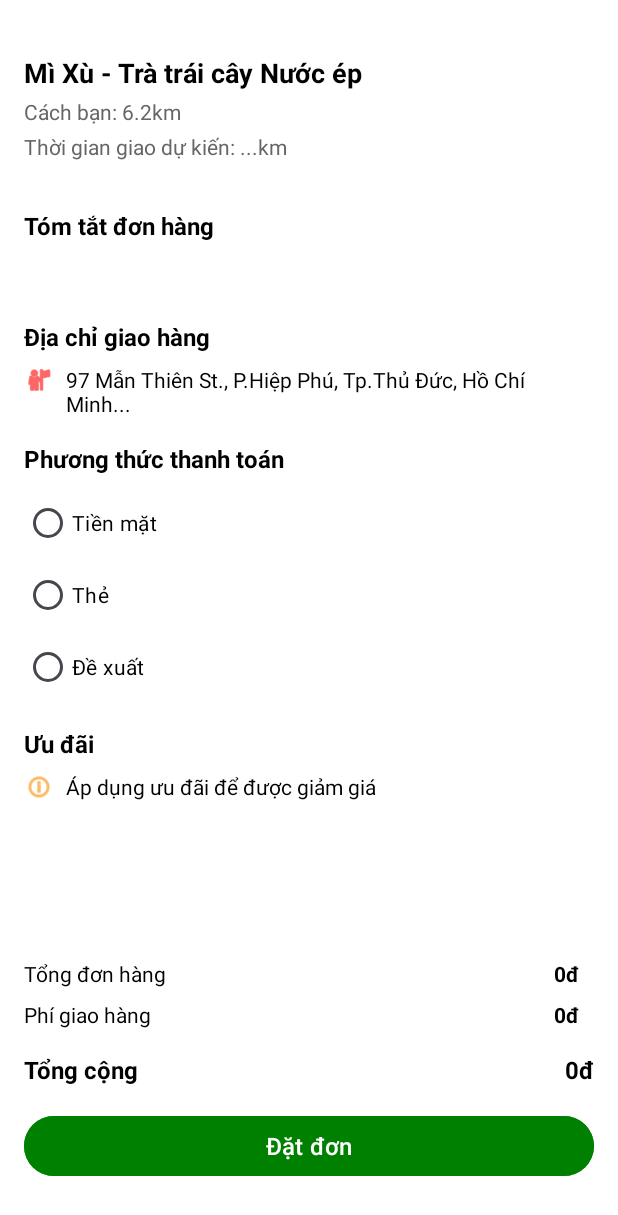
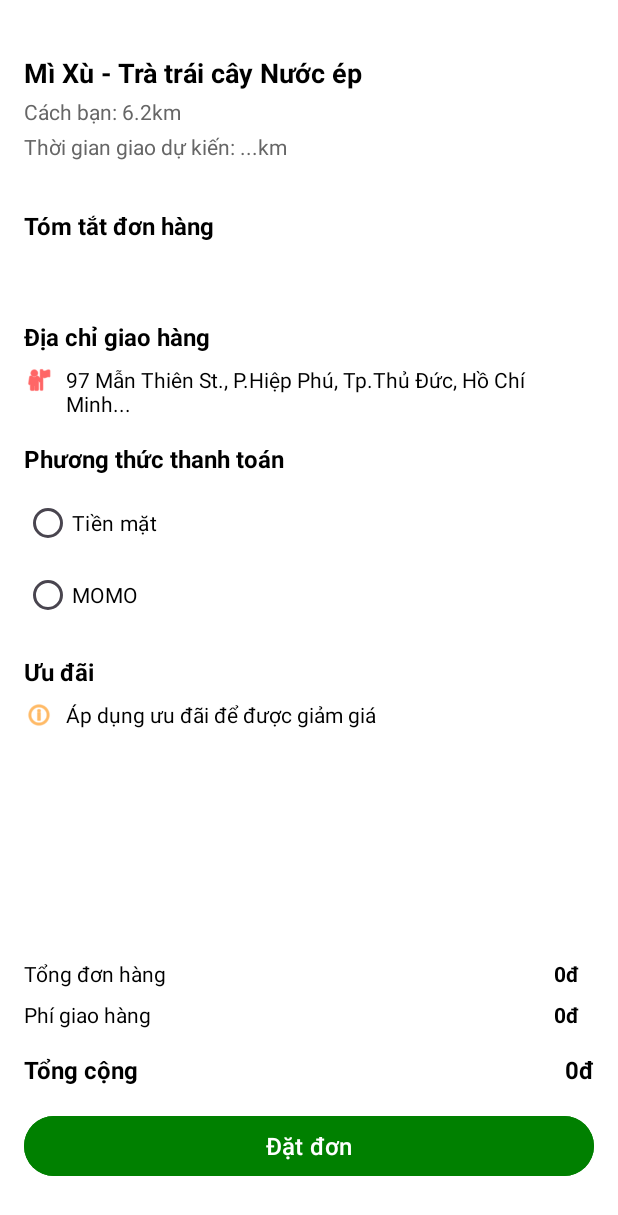
Before and after one commit to hungdev11/Grabfood-clone, an Android app: the CheckoutActivity screen opened directly, with no data from a screen before it, on a phone screen of 412 x 824 dp. Shown: the top 1215 px of the screen. Run offline under Robolectric (Android 15) with nearby library versions, the phone set to English and light mode, and no system bars; 5 statements that could not run were skipped.

Commit message:
APP: payment momo

```diff
--- a/APP/app/src/main/java/com/app/grabfoodapp/apiservice/payment/PaymentService.java
+++ b/APP/app/src/main/java/com/app/grabfoodapp/apiservice/payment/PaymentService.java
@@ -13,4 +13,6 @@ public interface PaymentService {
     @POST("payments/cod")
     Call<ApiResponse<OrderResponse>> createCodOrder(@Header("Authorization") String authHeader, @Body CreateOrderRequest request);
 
+    @POST("payments/momo")
+    Call<String> createMomoOrder(@Header("Authorization") String authHeader, @Body CreateOrderRequest request);
 }
--- a/APP/app/src/main/java/com/app/grabfoodapp/config/ApiClient.java
+++ b/APP/app/src/main/java/com/app/grabfoodapp/config/ApiClient.java
@@ -8,6 +8,7 @@ import okhttp3.OkHttpClient;
 import okhttp3.logging.HttpLoggingInterceptor;
 import retrofit2.Retrofit;
 import retrofit2.converter.gson.GsonConverterFactory;
+import retrofit2.converter.scalars.ScalarsConverterFactory;
 
 public class ApiClient {
     private static final String BASE_URL = "http://192.168.1.20:6969/grab/";
@@ -19,6 +20,7 @@ public class ApiClient {
             retrofit = new Retrofit.Builder()
                     .baseUrl(BASE_URL)
                     .client(getHttpClient())
+                    .addConverterFactory(ScalarsConverterFactory.create())
                     .addConverterFactory(GsonConverterFactory.create())
                     .build();
         }
--- a/APP/app/src/main/res/layout/activity_checkout.xml
+++ b/APP/app/src/main/res/layout/activity_checkout.xml
@@ -233,11 +233,13 @@
                 android:layout_marginTop="16dp" />
 
             <RadioGroup
+                android:id="@+id/paymentRadioGroup"
                 android:layout_width="match_parent"
                 android:layout_height="wrap_content"
                 android:layout_marginTop="8dp">
 
                 <RadioButton
+                    android:id="@+id/cashRadioButton"
                     android:layout_width="wrap_content"
                     android:layout_height="wrap_content"
                     android:text="Tiền mặt"
@@ -245,16 +247,10 @@
                     android:textColor="#000000" />
 
                 <RadioButton
+                    android:id="@+id/momoRadioButton"
                     android:layout_width="wrap_content"
                     android:layout_height="wrap_content"
-                    android:text="Thẻ"
-                    android:textSize="14sp"
-                    android:textColor="#000000" />
-
-                <RadioButton
-                    android:layout_width="wrap_content"
-                    android:layout_height="wrap_content"
-                    android:text="Đề xuất"
+                    android:text="MOMO"
                     android:textSize="14sp"
                     android:textColor="#000000" />
             </RadioGroup>
```
Also changed, not shown: APP/app/src/main/java/com/app/grabfoodapp/activities/CheckoutActivity.java (+106 -34 lines).
